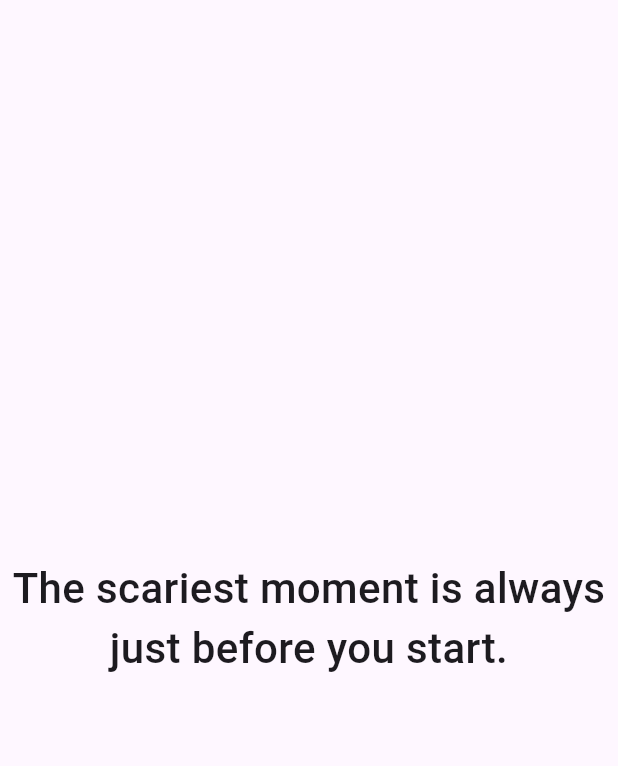
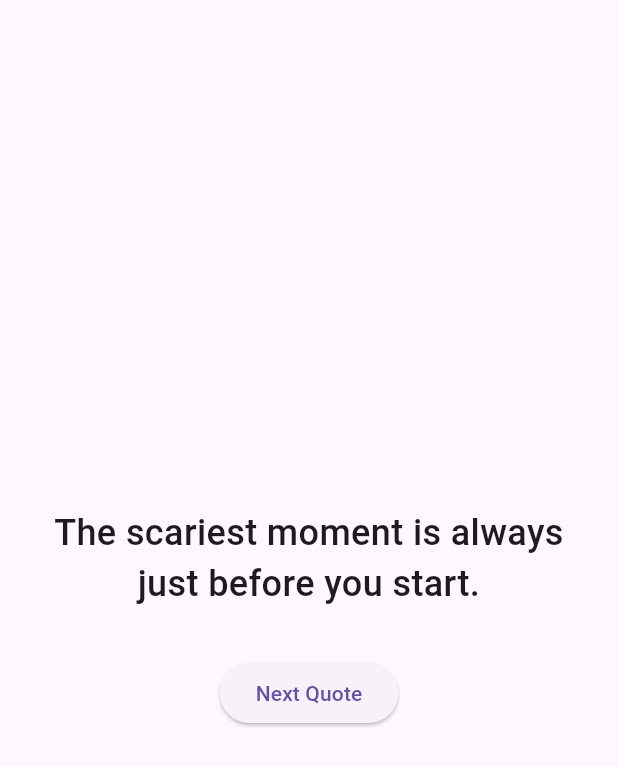
Before and after one commit to 12133452-Liu/daily_quotes, a Flutter app: the screen it shows after launch, on a phone screen of 412 x 824 dp. Shown: the top 766 px of the screen. Run offline on Flutter 3.47's test engine with Material 3 defaults, Android fonts, the phone set to English and light mode, and no system bars.

Commit message:
feat: adding button to the next quote

```diff
--- a/lib/main.dart
+++ b/lib/main.dart
@@ -36,16 +36,38 @@ class HomePage extends StatefulWidget {
 }
 
 class _HomePageState extends State<HomePage> {
+  int _currentIndex = 0;
+
+  void _showNextQuote(){
+    setState(() {
+      _currentIndex = (_currentIndex + 1) % quotes.length;
+    });
+  }
+
   @override
   Widget build(BuildContext context) {
     return Scaffold(
       body: Center(
-        child: Text(
-            quotes[0],
-            textAlign: TextAlign.center,
-            style: TextStyle(
-              fontSize: 28,
-              fontWeight: FontWeight.w500,
+        child: Padding(
+          padding: const EdgeInsets.all(24.0),
+          child: Column(
+            mainAxisAlignment: MainAxisAlignment.center,
+            children: [
+              Text(
+                quotes[_currentIndex],
+                textAlign: TextAlign.center,
+                  style: const TextStyle(
+                    fontSize: 24,
+                    fontWeight: FontWeight.w500,
+                    height: 1.4,
+                  ),
+          ),
+          const SizedBox(height: 32),
+          ElevatedButton(
+            onPressed: _showNextQuote,
+            child: const Text("Next Quote"),
+              ),
+            ],
           ),
         ),
       ),
```
